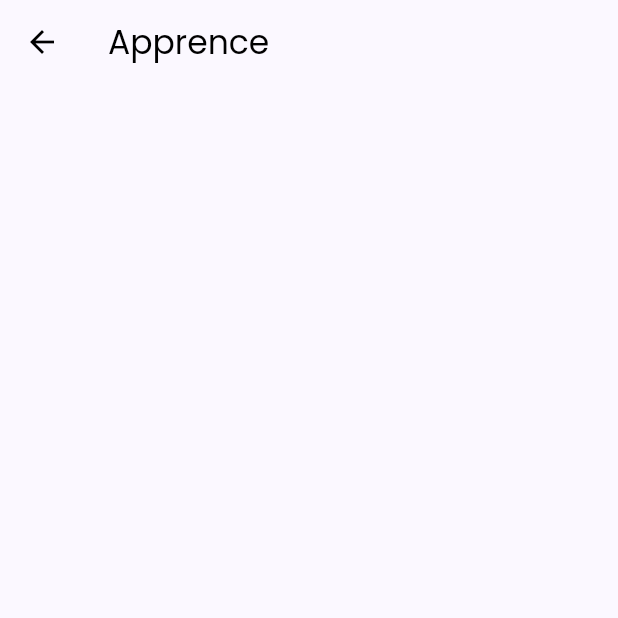
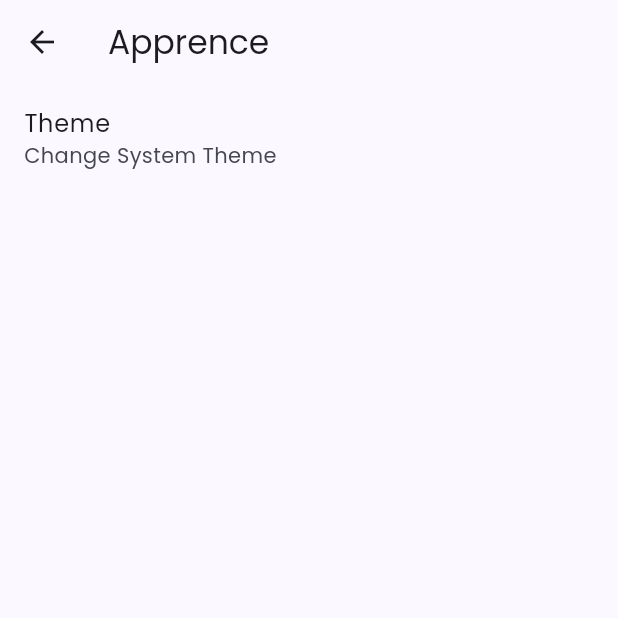
Before and after one commit to dev778g-me/Synctalk, a Flutter app: the ApprenceScreen screen opened directly, on a phone screen of 412 x 824 dp, the top half of it. Run offline on Flutter 3.47's test engine with Material 3 defaults, Android fonts, the phone set to English and light mode, and no system bars; our stand-ins replace cloud_firestore, dash_chat_2, fade_shimmer, firebase_auth, firebase_core, firebase_storage and 6 more; missing offline and left inert: flutter_webrtc; accounts and stored records are empty; network calls fail.

```diff
--- a/lib/main.dart
+++ b/lib/main.dart
@@ -3,6 +3,7 @@ import 'package:chat/provider/chathome.dart';
 import 'package:chat/provider/contactsprovider.dart';
 import 'package:chat/provider/friend_requestuid.dart';
 import 'package:chat/provider/peopleprovider.dart';
+import 'package:chat/provider/themeprovider.dart';
 import 'package:chat/provider/userdataprovider.dart';
 import 'package:firebase_core/firebase_core.dart';
 import 'package:flutter/material.dart';
@@ -34,7 +35,10 @@ void main() async {
         ChangeNotifierProvider(create: (_) => Contactsprovider()),
         ChangeNotifierProvider(create: (_) => Peopleprovider()),
         ChangeNotifierProvider(create: (_) => Chathome()),
-        ChangeNotifierProvider(create: (_) => FriendRequestuidprovider())
+        ChangeNotifierProvider(
+          create: (_) => FriendRequestuidprovider(),
+        ),
+        ChangeNotifierProvider(create: (_) => Themeprovider())
       ],
       child: const ChatApp(),
     ));
--- a/lib/pages/chat/chat_page.dart
+++ b/lib/pages/chat/chat_page.dart
@@ -1,5 +1,4 @@
 import 'package:chat/pages/calls/pages/call.dart';
-import 'package:chat/pages/home_screen.dart';
 import 'package:cloud_firestore/cloud_firestore.dart';
 import 'package:dash_chat_2/dash_chat_2.dart';
 import 'package:flutter/material.dart';
--- a/lib/pages/settings_screen/apprence_screen.dart
+++ b/lib/pages/settings_screen/apprence_screen.dart
@@ -1,13 +1,73 @@
+import 'package:chat/provider/themeprovider.dart';
 import 'package:flutter/material.dart';
+import 'package:provider/provider.dart';
 
 class ApprenceScreen extends StatelessWidget {
   const ApprenceScreen({super.key});
 
   @override
   Widget build(BuildContext context) {
+    final themenotifier = Provider.of<Themeprovider>(context);
     return Scaffold(
       appBar: AppBar(
-        title: Text("Apprence"),
+        title: const Text("Apprence"),
+      ),
+      body: Column(
+        children: [
+          ListTile(
+            title: const Text('Theme'),
+            subtitle: Text("Change System Theme"),
+            onTap: () {
+              showDialog(
+                  context: context,
+                  builder: (context) {
+                    return AlertDialog(
+                      title: Text(
+                        "Change Theme",
+                        style: TextStyle(
+                            color: Theme.of(context).colorScheme.primary),
+                      ),
+                      content: Column(
+                        mainAxisSize: MainAxisSize.min,
+                        children: [
+                          //system default options
+                          RadioListTile(
+                              title: const Text("System Default"),
+                              value: ThemeMode.system,
+                              groupValue: themenotifier.thememode,
+                              onChanged: (ThemeMode? value) {
+                                if (value != null) {
+                                  themenotifier.settheme(value);
+                                  Navigator.pop(context);
+                                }
+                              }),
+                          RadioListTile(
+                              title: const Text("Light"),
+                              value: ThemeMode.light,
+                              groupValue: themenotifier.thememode,
+                              onChanged: (ThemeMode? value) {
+                                if (value != null) {
+                                  themenotifier.settheme(value);
+                                  Navigator.pop(context);
+                                }
+                              }),
+                          RadioListTile(
+                              title: const Text("Dark"),
+                              value: ThemeMode.dark,
+                              groupValue: themenotifier.thememode,
+                              onChanged: (ThemeMode? value) {
+                                if (value != null) {
+                                  themenotifier.settheme(value);
+                                  Navigator.pop(context);
+                                }
+                              })
+                        ],
+                      ),
+                    );
+                  });
+            },
+          )
+        ],
       ),
     );
   }
--- a/lib/provider/lastmessage.dart
+++ b/lib/provider/lastmessage.dart
@@ -1,5 +1,4 @@
 import 'package:chat/api.dart';
-import 'package:chat/provider/chat_service.dart';
 
 class Lastmessage {
   final String currentId = Api.useruid;
--- /dev/null
+++ b/lib/provider/themeprovider.dart
@@ -0,0 +1,10 @@
+import 'package:flutter/material.dart';
+
+class Themeprovider with ChangeNotifier {
+  ThemeMode _themeMode = ThemeMode.system;
+  ThemeMode get thememode => _themeMode;
+  void settheme(ThemeMode thememode) {
+    _themeMode = thememode;
+    notifyListeners();
+  }
+}
--- a/lib/themes/themes.dart
+++ b/lib/themes/themes.dart
@@ -1,105 +1,105 @@
 import 'package:flutter/material.dart';
 
-/// Light [ColorScheme] made with FlexColorScheme v8.0.0.
+/// Light [ColorScheme] made with FlexColorScheme v8.1.0.
 /// Requires Flutter 3.22.0 or later.
 const ColorScheme lightColorScheme = ColorScheme(
   brightness: Brightness.light,
-  primary: Color(0xff515b92),
-  onPrimary: Color(0xffffffff),
-  primaryContainer: Color(0xffdee0ff),
-  onPrimaryContainer: Color(0xff0b154b),
-  primaryFixed: Color(0xffdee0ff),
-  primaryFixedDim: Color(0xffbac3ff),
-  onPrimaryFixed: Color(0xff0b154b),
-  onPrimaryFixedVariant: Color(0xff394379),
-  secondary: Color(0xff5b5d72),
-  onSecondary: Color(0xffffffff),
-  secondaryContainer: Color(0xffe0e1f9),
-  onSecondaryContainer: Color(0xff181a2c),
-  secondaryFixed: Color(0xffe0e1f9),
-  secondaryFixedDim: Color(0xffc3c5dd),
-  onSecondaryFixed: Color(0xff181a2c),
-  onSecondaryFixedVariant: Color(0xff434659),
-  tertiary: Color(0xff77536d),
-  onTertiary: Color(0xffffffff),
-  tertiaryContainer: Color(0xffffd7f1),
-  onTertiaryContainer: Color(0xff2d1228),
-  tertiaryFixed: Color(0xffffd7f1),
-  tertiaryFixedDim: Color(0xffe6bad7),
-  onTertiaryFixed: Color(0xff2d1228),
-  onTertiaryFixedVariant: Color(0xff5d3c55),
-  error: Color.fromARGB(255, 185, 175, 175),
-  onError: Color(0xffffffff),
-  errorContainer: Color(0xffffdad6),
-  onErrorContainer: Color(0xff410002),
-  surface: Color(0xfffbf8ff),
-  onSurface: Color.fromARGB(255, 0, 0, 0),
-  surfaceDim: Color(0xffdbd9e0),
-  surfaceBright: Color(0xfffbf8ff),
-  surfaceContainerLowest: Color(0xffffffff),
-  surfaceContainerLow: Color(0xFFF1F1F1),
-  surfaceContainer: Color(0xffefedf4),
-  surfaceContainerHigh: Color(0xffe9e7ef),
-  surfaceContainerHighest: Color(0xffe4e1e9),
-  onSurfaceVariant: Color(0xff46464f),
-  outline: Color(0xff767680),
-  outlineVariant: Color(0xffc7c5d0),
-  shadow: Color(0xff000000),
-  scrim: Color(0xff000000),
-  inverseSurface: Color(0xff303036),
-  onInverseSurface: Color(0xfff2eff7),
-  inversePrimary: Color(0xffbac3ff),
-  surfaceTint: Color(0xff515b92),
+  primary: Color(0xFF515B92),
+  onPrimary: Color(0xFFFFFFFF),
+  primaryContainer: Color(0xFFDEE0FF),
+  onPrimaryContainer: Color(0xFF0B154B),
+  primaryFixed: Color(0xFFDEE0FF),
+  primaryFixedDim: Color(0xFFBAC3FF),
+  onPrimaryFixed: Color(0xFF0B154B),
+  onPrimaryFixedVariant: Color(0xFF394379),
+  secondary: Color(0xFF5B5D72),
+  onSecondary: Color(0xFFFFFFFF),
+  secondaryContainer: Color(0xFFE0E1F9),
+  onSecondaryContainer: Color(0xFF181A2C),
+  secondaryFixed: Color(0xFFE0E1F9),
+  secondaryFixedDim: Color(0xFFC3C5DD),
+  onSecondaryFixed: Color(0xFF181A2C),
+  onSecondaryFixedVariant: Color(0xFF434659),
+  tertiary: Color(0xFF77536D),
+  onTertiary: Color(0xFFFFFFFF),
+  tertiaryContainer: Color(0xFFFFD7F1),
+  onTertiaryContainer: Color(0xFF2D1228),
+  tertiaryFixed: Color(0xFFFFD7F1),
+  tertiaryFixedDim: Color(0xFFE6BAD7),
+  onTertiaryFixed: Color(0xFF2D1228),
+  onTertiaryFixedVariant: Color(0xFF5D3C55),
+  error: Color(0xFFBA1A1A),
+  onError: Color(0xFFFFFFFF),
+  errorContainer: Color(0xFFFFDAD6),
+  onErrorContainer: Color(0xFF410002),
+  surface: Color(0xFFFBF8FF),
+  onSurface: Color(0xFF1B1B21),
+  surfaceDim: Color(0xFFDBD9E0),
+  surfaceBright: Color(0xFFFBF8FF),
+  surfaceContainerLowest: Color(0xFFFFFFFF),
+  surfaceContainerLow: Color(0xFFF5F2FA),
+  surfaceContainer: Color(0xFFEFEDF4),
+  surfaceContainerHigh: Color(0xFFE9E7EF),
+  surfaceContainerHighest: Color(0xFFE4E1E9),
+  onSurfaceVariant: Color(0xFF46464F),
+  outline: Color(0xFF767680),
+  outlineVariant: Color(0xFFC7C5D0),
+  shadow: Color(0xFF000000),
+  scrim: Color(0xFF000000),
+  inverseSurface: Color(0xFF303036),
+  onInverseSurface: Color(0xFFF2EFF7),
+  inversePrimary: Color(0xFFBAC3FF),
+  surfaceTint: Color(0xFF515B92),
 );
 
-/// Dark [ColorScheme] made with FlexColorScheme v8.0.0.
+/// Dark [ColorScheme] made with FlexColorScheme v8.1.0.
 /// Requires Flutter 3.22.0 or later.
 const ColorScheme darkColorScheme = ColorScheme(
   brightness: Brightness.dark,
-  primary: Color(0xffbac3ff),
-  onPrimary: Color(0xff222c61),
-  primaryContainer: Color(0xff394379),
-  onPrimaryContainer: Color(0xffdee0ff),
-  primaryFixed: Color(0xffdee0ff),
-  primaryFixedDim: Color(0xffbac3ff),
-  onPrimaryFixed: Color(0xff0b154b),
-  onPrimaryFixedVariant: Color(0xff394379),
-  secondary: Color(0xffc3c5dd),
-  onSecondary: Color(0xff2d2f42),
-  secondaryContainer: Color(0xff434659),
-  onSecondaryContainer: Color(0xffe0e1f9),
-  secondaryFixed: Color(0xffe0e1f9),
-  secondaryFixedDim: Color(0xffc3c5dd),
-  onSecondaryFixed: Color(0xff181a2c),
-  onSecondaryFixedVariant: Color(0xff434659),
-  tertiary: Color(0xffe6bad7),
-  onTertiary: Color(0xff44263d),
-  tertiaryContainer: Color(0xff5d3c55),
-  onTertiaryContainer: Color(0xffffd7f1),
-  tertiaryFixed: Color(0xffffd7f1),
-  tertiaryFixedDim: Color(0xffe6bad7),
-  onTertiaryFixed: Color(0xff2d1228),
-  onTertiaryFixedVariant: Color(0xff5d3c55),
-  error: Color.fromARGB(255, 51, 50, 58),
-  onError: Color(0xff690005),
-  errorContainer: Color(0xff93000a),
-  onErrorContainer: Color(0xffffdad6),
-  surface: Color(0xff121318),
-  onSurface: Color.fromARGB(255, 251, 251, 252),
-  surfaceDim: Color(0xff121318),
-  surfaceBright: Color(0xff39393f),
-  surfaceContainerLowest: Color(0xff0d0e13),
-  surfaceContainerLow: Color(0xff1b1b21),
-  surfaceContainer: Color(0xff1f1f25),
-  surfaceContainerHigh: Color(0xff29292f),
-  surfaceContainerHighest: Color(0xff34343a),
-  onSurfaceVariant: Color(0xffc7c5d0),
-  outline: Color(0xff90909a),
-  outlineVariant: Color(0xff46464f),
-  shadow: Color.fromARGB(255, 255, 255, 255),
-  scrim: Color(0xff000000),
-  inverseSurface: Color(0xffe4e1e9),
-  onInverseSurface: Color(0xff303036),
-  inversePrimary: Color(0xff515b92),
-  surfaceTint: Color(0xffbac3ff),
+  primary: Color(0xFFBAC3FF),
+  onPrimary: Color(0xFF222C61),
+  primaryContainer: Color(0xFF394379),
+  onPrimaryContainer: Color(0xFFDEE0FF),
+  primaryFixed: Color(0xFFDEE0FF),
+  primaryFixedDim: Color(0xFFBAC3FF),
+  onPrimaryFixed: Color(0xFF0B154B),
+  onPrimaryFixedVariant: Color(0xFF394379),
+  secondary: Color(0xFFC3C5DD),
+  onSecondary: Color(0xFF2D2F42),
+  secondaryContainer: Color(0xFF434659),
+  onSecondaryContainer: Color(0xFFE0E1F9),
+  secondaryFixed: Color(0xFFE0E1F9),
+  secondaryFixedDim: Color(0xFFC3C5DD),
+  onSecondaryFixed: Color(0xFF181A2C),
+  onSecondaryFixedVariant: Color(0xFF434659),
+  tertiary: Color(0xFFE6BAD7),
+  onTertiary: Color(0xFF44263D),
+  tertiaryContainer: Color(0xFF5D3C55),
+  onTertiaryContainer: Color(0xFFFFD7F1),
+  tertiaryFixed: Color(0xFFFFD7F1),
+  tertiaryFixedDim: Color(0xFFE6BAD7),
+  onTertiaryFixed: Color(0xFF2D1228),
+  onTertiaryFixedVariant: Color(0xFF5D3C55),
+  error: Color(0xFFFFB4AB),
+  onError: Color(0xFF690005),
+  errorContainer: Color(0xFF93000A),
+  onErrorContainer: Color(0xFFFFDAD6),
+  surface: Color(0xFF121318),
+  onSurface: Color(0xFFE4E1E9),
+  surfaceDim: Color(0xFF121318),
+  surfaceBright: Color(0xFF39393F),
+  surfaceContainerLowest: Color(0xFF0D0E13),
+  surfaceContainerLow: Color(0xFF1B1B21),
+  surfaceContainer: Color(0xFF1F1F25),
+  surfaceContainerHigh: Color(0xFF29292F),
+  surfaceContainerHighest: Color(0xFF34343A),
+  onSurfaceVariant: Color(0xFFC7C5D0),
+  outline: Color(0xFF90909A),
+  outlineVariant: Color(0xFF46464F),
+  shadow: Color(0xFF000000),
+  scrim: Color(0xFF000000),
+  inverseSurface: Color(0xFFE4E1E9),
+  onInverseSurface: Color(0xFF303036),
+  inversePrimary: Color(0xFF515B92),
+  surfaceTint: Color(0xFFBAC3FF),
 );
```
Also changed, not shown: lib/pages/calls/service/webrtcsignaling.dart (+2 -5 lines), pubspec.yaml (+12 -0 lines), pubspec.lock, 34 other files.
